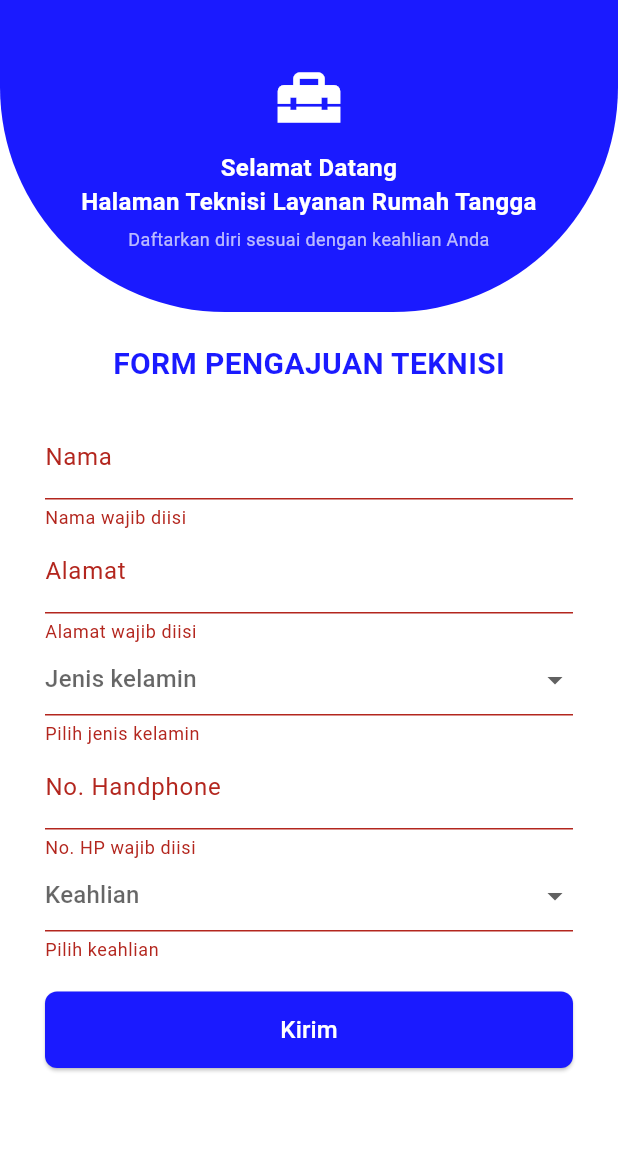
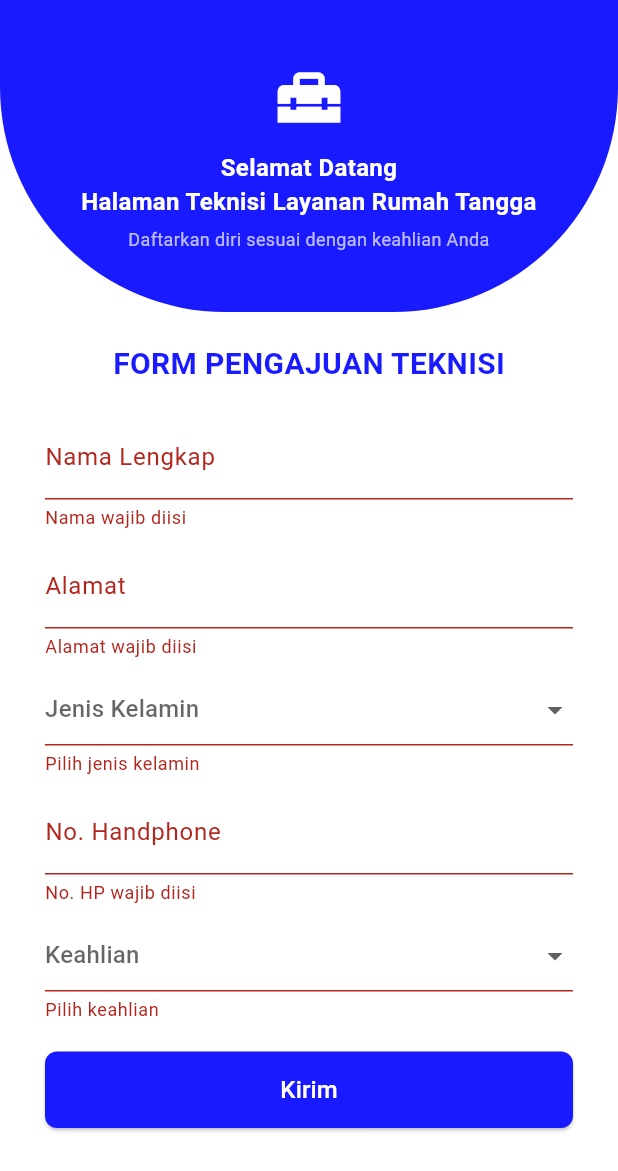
Before and after one commit to vivilestari86/sibos_app, a Flutter app: the TeknisiFormScreen screen opened by its route, after a tap on "Kirim", on a phone screen of 412 x 824 dp. Shown: the top 1171 px of the screen. Run offline on Flutter 3.47's test engine with Material 3 defaults, Android fonts, the phone set to English and light mode, and no system bars; our stand-ins replace font_awesome_flutter, shared_preferences; accounts and stored records are empty.

Commit message:
update terbaru

```diff
--- a/lib/screens/teknisi_form_screen.dart
+++ b/lib/screens/teknisi_form_screen.dart
@@ -1,6 +1,5 @@
 import 'package:flutter/material.dart';
-// ignore: unused_import
-import 'package:sibos_app/screens/teknisi_success_screen.dart';
+import 'package:sibos_app/services/auth_service.dart';
 
 class TeknisiFormScreen extends StatefulWidget {
   const TeknisiFormScreen({super.key});
@@ -15,11 +14,11 @@ class _TeknisiFormScreenState extends State<TeknisiFormScreen> {
   final TextEditingController _namaController = TextEditingController();
   final TextEditingController _alamatController = TextEditingController();
   final TextEditingController _noHpController = TextEditingController();
-
   String? _jenisKelamin;
   String? _keahlian;
 
   final List<String> _jenisKelaminList = ['Laki-laki', 'Perempuan'];
+
   final List<String> _keahlianList = [
     'Service AC',
     'Service Kulkas',
@@ -30,6 +29,8 @@ class _TeknisiFormScreenState extends State<TeknisiFormScreen> {
     'Cleaning Service Harian',
   ];
 
+  bool _isLoading = false;
+
   @override
   Widget build(BuildContext context) {
     return Scaffold(
@@ -38,10 +39,10 @@ class _TeknisiFormScreenState extends State<TeknisiFormScreen> {
         child: SingleChildScrollView(
           child: Column(
             children: [
-              // ==================== Header (disamakan dengan Register) ====================
+              // ==================== Header ====================
               Container(
                 width: double.infinity,
-                padding: EdgeInsets.symmetric(vertical: 40, horizontal: 16),
+                padding: const EdgeInsets.symmetric(vertical: 40, horizontal: 16),
                 decoration: const BoxDecoration(
                   color: Color(0xFF1A1AFF),
                   borderRadius: BorderRadius.only(
@@ -99,19 +100,21 @@ class _TeknisiFormScreenState extends State<TeknisiFormScreen> {
                     children: [
                       TextFormField(
                         controller: _namaController,
-                        decoration: const InputDecoration(labelText: "Nama"),
+                        decoration: const InputDecoration(labelText: "Nama Lengkap"),
                         validator: (value) =>
                             value!.isEmpty ? "Nama wajib diisi" : null,
                       ),
+                      const SizedBox(height: 10),
                       TextFormField(
                         controller: _alamatController,
                         decoration: const InputDecoration(labelText: "Alamat"),
                         validator: (value) =>
                             value!.isEmpty ? "Alamat wajib diisi" : null,
                       ),
+                      const SizedBox(height: 10),
                       DropdownButtonFormField<String>(
                         value: _jenisKelamin,
-                        hint: const Text("Jenis kelamin"),
+                        hint: const Text("Jenis Kelamin"),
                         items: _jenisKelaminList
                             .map((e) => DropdownMenuItem(
                                   value: e,
@@ -126,14 +129,15 @@ class _TeknisiFormScreenState extends State<TeknisiFormScreen> {
                         validator: (value) =>
                             value == null ? "Pilih jenis kelamin" : null,
                       ),
+                      const SizedBox(height: 10),
                       TextFormField(
                         controller: _noHpController,
                         keyboardType: TextInputType.phone,
-                        decoration:
-                            const InputDecoration(labelText: "No. Handphone"),
+                        decoration: const InputDecoration(labelText: "No. Handphone"),
                         validator: (value) =>
                             value!.isEmpty ? "No. HP wajib diisi" : null,
                       ),
+                      const SizedBox(height: 10),
                       DropdownButtonFormField<String>(
                         value: _keahlian,
                         hint: const Text("Keahlian"),
@@ -165,15 +169,20 @@ class _TeknisiFormScreenState extends State<TeknisiFormScreen> {
                               borderRadius: BorderRadius.circular(8),
                             ),
                           ),
-                          onPressed: () {
-                            if (_formKey.currentState!.validate()) {
-                              Navigator.pushReplacementNamed(context, '/teknisi-success');
-                            }
-                          },
-                          child: const Text(
-                            "Kirim",
-                            style: TextStyle(fontSize: 16),
-                          ),
+                          onPressed: _isLoading ? null : _handleSubmit,
+                          child: _isLoading
+                              ? const SizedBox(
+                                  height: 20,
+                                  width: 20,
+                                  child: CircularProgressIndicator(
+                                    color: Colors.white,
+                                    strokeWidth: 2,
+                                  ),
+                                )
+                              : const Text(
+                                  "Kirim",
+                                  style: TextStyle(fontSize: 16),
+                                ),
                         ),
                       ),
                     ],
@@ -187,4 +196,34 @@ class _TeknisiFormScreenState extends State<TeknisiFormScreen> {
       ),
     );
   }
+
+  Future<void> _handleSubmit() async {
+    if (_formKey.currentState!.validate()) {
+      setState(() => _isLoading = true);
+
+      final result = await AuthService.registerAsTechnician(
+        nama: _namaController.text,
+        alamat: _alamatController.text,
+        jenisKelamin: _jenisKelamin!,
+        noTelepon: _noHpController.text,
+        keahlian: _keahlian!,
+      );
+
+      setState(() => _isLoading = false);
+
+      if (!mounted) return;
+
+      if (result['success'] == true ||
+          (result['message']?.toString().toLowerCase().contains('berhasil') ?? false)) {
+        ScaffoldMessenger.of(context).showSnackBar(
+          const SnackBar(content: Text('Pendaftaran teknisi berhasil ✅')),
+        );
+        Navigator.pushReplacementNamed(context, '/teknisi-success');
+      } else {
+        ScaffoldMessenger.of(context).showSnackBar(
+          SnackBar(content: Text(result['message'] ?? 'Gagal daftar teknisi ❌')),
+        );
+      }
+    }
+  }
 }
--- a/pubspec.yaml
+++ b/pubspec.yaml
@@ -32,6 +32,8 @@ dependencies:
     sdk: flutter
   url_launcher: ^6.3.0
   font_awesome_flutter: ^10.7.0
+  http: ^1.2.0
+  shared_preferences: ^2.2.0
 
   # The following adds the Cupertino Icons font to your application.
   # Use with the CupertinoIcons class for iOS style icons.
```
Also changed, not shown: lib/screens/login_screen.dart (+16 -10 lines), lib/screens/register_screen.dart (+34 -14 lines), lib/services/auth_service.dart (added, +177 -0 lines), pubspec.lock, 1 other file.
